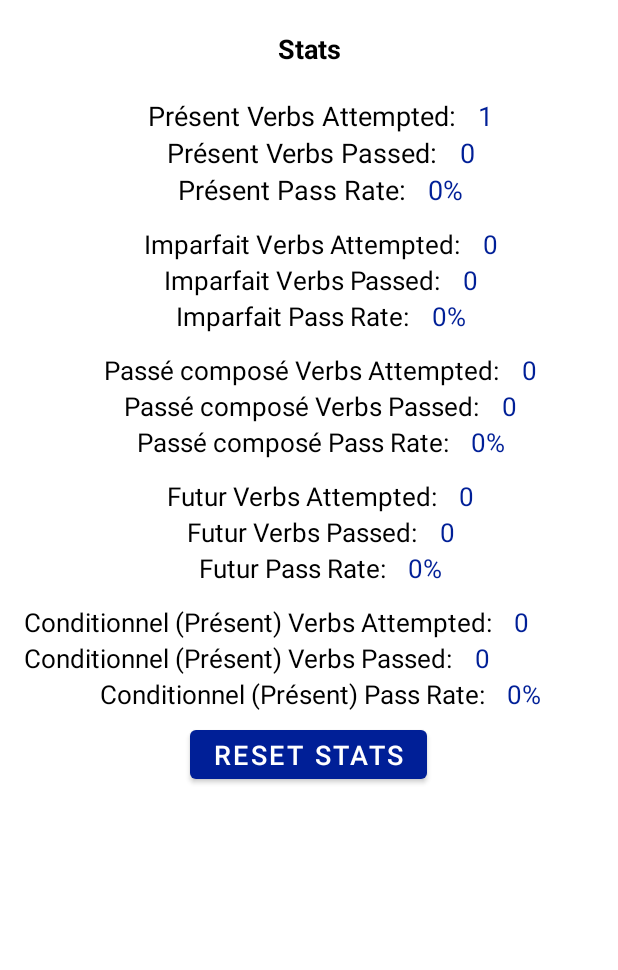
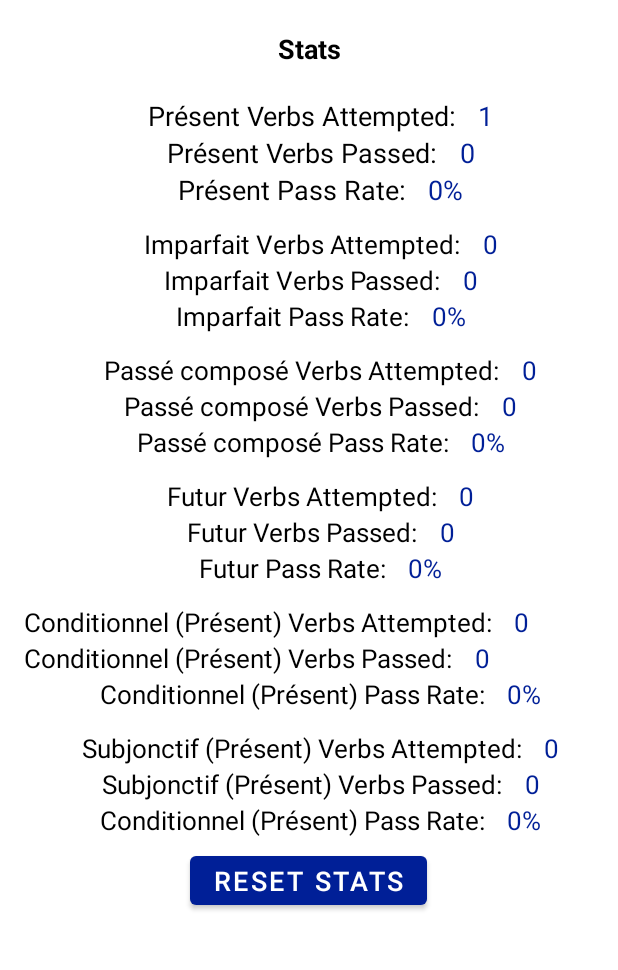
Before and after one commit to Sean-Stilwell/uOttaHack4, an Android app: the Stats screen opened directly, with no data from a screen before it, on a phone screen of 412 x 824 dp, the part 255-1225 px from its top. Run offline under Robolectric (Android 15) with nearby library versions, the phone set to English and light mode, and no system bars.

Commit message:
Preparing for release of the subjunctive present verb tense

```diff
--- a/app/src/main/java/com/example/conjeuguez/MainActivity.java
+++ b/app/src/main/java/com/example/conjeuguez/MainActivity.java
@@ -8,10 +8,7 @@ import android.os.Bundle;
 import android.view.View;
 import android.widget.AdapterView;
 import android.widget.ArrayAdapter;
-import android.widget.RadioButton;
 import android.widget.Spinner;
-import android.widget.TextView;
-import android.widget.Toast;
 
 public class MainActivity extends AppCompatActivity implements AdapterView.OnItemSelectedListener{
 
@@ -83,6 +80,7 @@ public class MainActivity extends AppCompatActivity implements AdapterView.OnIte
         else if (val.equals("Passé composé")){ PlayGame.tenseVal = 2; }
         else if (val.equals("Futur")){ PlayGame.tenseVal = 3; }
         else if (val.equals("Conditionnel (Présent)")){ PlayGame.tenseVal = 4; }
+        else if (val.equals("Subjonctif (Présent)")){ PlayGame.tenseVal = 5; }
 
         // Selection values for the length of time to be played
         if (val.equals("1 minute")){
@@ -92,8 +90,8 @@ public class MainActivity extends AppCompatActivity implements AdapterView.OnIte
             PlayGame.time = 120;
             PlayGame.startingTime = 120;
         } else if (val.equals("5 minutes")){
-            PlayGame.time = 500;
-            PlayGame.startingTime = 500;
+            PlayGame.time = 300;
+            PlayGame.startingTime = 300;
         }
     }
 
--- a/app/src/main/java/com/example/conjeuguez/PlayGame.java
+++ b/app/src/main/java/com/example/conjeuguez/PlayGame.java
@@ -13,7 +13,6 @@ import android.widget.TextView;
 import android.widget.Toast;
 import java.io.InputStream;
 import java.util.List;
-import java.util.Locale;
 import java.util.Random;
 
 public class PlayGame extends AppCompatActivity {
@@ -56,6 +55,8 @@ public class PlayGame extends AppCompatActivity {
             tense = "Futur";
         } else if (tenseVal == 4){
             tense = "Conditionnel (Présent)";
+        } else if (tenseVal == 5) {
+            tense = "Subjonctif";
         } else {
             tense = "Présent";
         }
@@ -144,6 +145,7 @@ public class PlayGame extends AppCompatActivity {
             if (tenseVal == 2) { inputStream = getResources().openRawResource(R.raw.passecompose); }
             if (tenseVal == 3) { inputStream = getResources().openRawResource(R.raw.futur); }
             if (tenseVal == 4) { inputStream = getResources().openRawResource(R.raw.conditionnel); }
+            if (tenseVal == 5) { inputStream = getResources().openRawResource(R.raw.present); } // TODO: CHANGE TO SUBJUNCTIVE
 
             // We use this custom class to read that CSV file, and then convert it to list format.
             CSVFile csvFile = new CSVFile(inputStream);
--- a/app/src/main/java/com/example/conjeuguez/Stats.java
+++ b/app/src/main/java/com/example/conjeuguez/Stats.java
@@ -82,6 +82,18 @@ public class Stats extends AppCompatActivity {
         condAttemptsView.setText(Integer.toString((int) condAttempts));
         condCorrectView.setText(Integer.toString((int) condCorrect));
         condRateView.setText(Integer.toString(condsuccessRate) + "%");
+
+        // SUBJUNCTIVE (PRESENT) STATS
+        TextView subAttemptsView = (TextView) findViewById(R.id.textView50);
+        TextView subCorrectView = (TextView) findViewById(R.id.textView52);
+        TextView subRateView = (TextView) findViewById(R.id.textView54);
+        float subAttempts = (float) prefs.getInt("Subjonctif (Présent)attempts", 0);
+        float subCorrect = (float) prefs.getInt("Subjonctif (Présent)correct", 0);
+        int subsuccessRate = 0;
+        if (subAttempts > 0) { subsuccessRate = (int) ((subCorrect / subAttempts) * 100); }
+        subAttemptsView.setText(Integer.toString((int) subAttempts));
+        subCorrectView.setText(Integer.toString((int) subCorrect));
+        subRateView.setText(Integer.toString(subsuccessRate) + "%");
     }
 
     /**
--- a/app/src/main/res/layout/activity_stats.xml
+++ b/app/src/main/res/layout/activity_stats.xml
@@ -452,6 +452,88 @@
                         android:textSize="17sp" />
                 </LinearLayout>
 
+                <LinearLayout
+                    android:layout_width="match_parent"
+                    android:layout_height="match_parent"
+                    android:orientation="horizontal"
+                    android:paddingTop="12dp">
+
+                    <TextView
+                        android:id="@+id/textView49"
+                        android:layout_width="wrap_content"
+                        android:layout_height="wrap_content"
+                        android:layout_weight="1"
+                        android:gravity="end"
+                        android:paddingLeft="15dp"
+                        android:paddingRight="15dp"
+                        android:text="@string/sub_attempted"
+                        android:textColor="#000000"
+                        android:textSize="17sp" />
+
+                    <TextView
+                        android:id="@+id/textView50"
+                        android:layout_width="wrap_content"
+                        android:layout_height="wrap_content"
+                        android:layout_weight="1"
+                        android:text="@string/placeholder"
+                        android:textColor="#001F97"
+                        android:textSize="17sp" />
+                </LinearLayout>
+
+                <LinearLayout
+                    android:layout_width="match_parent"
+                    android:layout_height="match_parent"
+                    android:orientation="horizontal">
+
+                    <TextView
+                        android:id="@+id/textView51"
+                        android:layout_width="wrap_content"
+                        android:layout_height="wrap_content"
+                        android:layout_weight="1"
+                        android:gravity="end"
+                        android:paddingLeft="15dp"
+                        android:paddingRight="15dp"
+                        android:text="@string/sub_passed"
+                        android:textColor="#000000"
+                        android:textSize="17sp" />
+
+                    <TextView
+                        android:id="@+id/textView52"
+                        android:layout_width="wrap_content"
+                        android:layout_height="wrap_content"
+                        android:layout_weight="1"
+                        android:text="@string/placeholder"
+                        android:textColor="#001F97"
+                        android:textSize="17sp" />
+                </LinearLayout>
+
+                <LinearLayout
+                    android:layout_width="match_parent"
+                    android:layout_height="match_parent"
+                    android:orientation="horizontal">
+
+                    <TextView
+                        android:id="@+id/textView53"
+                        android:layout_width="wrap_content"
+                        android:layout_height="wrap_content"
+                        android:layout_weight="1"
+                        android:gravity="end"
+                        android:paddingLeft="15dp"
+                        android:paddingRight="15dp"
+                        android:text="@string/cond_pass_rate"
+                        android:textColor="#000000"
+                        android:textSize="17sp" />
+
+                    <TextView
+                        android:id="@+id/textView54"
+                        android:layout_width="wrap_content"
+                        android:layout_height="wrap_content"
+                        android:layout_weight="1"
+                        android:text="@string/placeholder"
+                        android:textColor="#001F97"
+                        android:textSize="17sp" />
+                </LinearLayout>
+
                 <Button
                     android:id="@+id/button4"
                     android:layout_width="wrap_content"
--- a/app/src/main/res/values/strings.xml
+++ b/app/src/main/res/values/strings.xml
@@ -33,6 +33,9 @@
     <string name="cond_attempted">Conditionnel (Présent) Verbs Attempted:</string>
     <string name="cond_passed">Conditionnel (Présent) Verbs Passed:</string>
     <string name="cond_pass_rate">Conditionnel (Présent) Pass Rate:</string>
+    <string name="sub_attempted">Subjonctif (Présent) Verbs Attempted:</string>
+    <string name="sub_passed">Subjonctif (Présent) Verbs Passed:</string>
+    <string name="sub_pass_rate">Subjonctif (Présent) Pass Rate:</string>
 
     <string name="placeholder">XXX</string>
 
@@ -42,6 +45,7 @@
         <item>Passé composé</item>
         <item>Futur</item>
         <item>Conditionnel (Présent)</item>
+        <item>Subjonctif (Présent)</item>
     </string-array>
     <string-array name="times">
         <item>1 minute</item>
```
Also changed, not shown: 1 other file.
